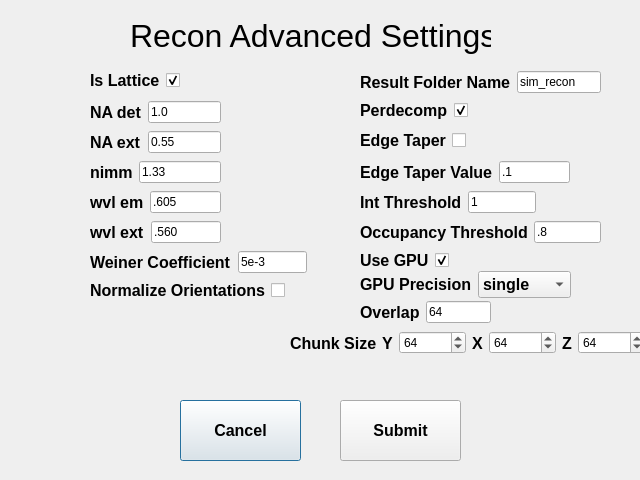
The window that simreconreconadvanced.ui (abcucberkeley/PetaKit5D-GUI) describes before a commit, drawn with Qt 5.
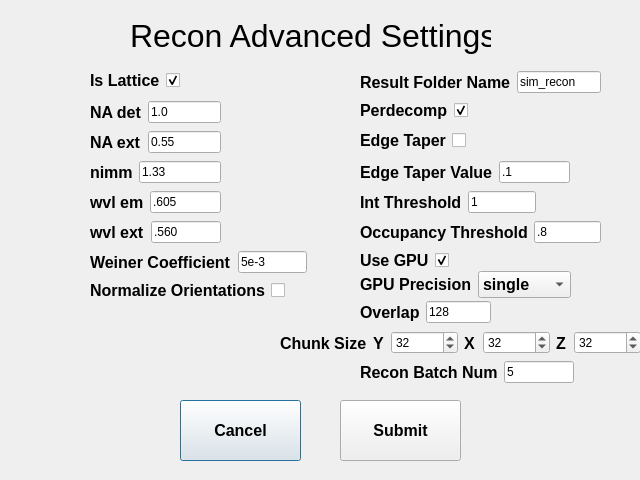
The same window after the commit.

Commit message: Sim Recon testing

```diff
--- a/simreconreconadvanced.ui
+++ b/simreconreconadvanced.ui
@@ -682,7 +682,7 @@
     <item>
      <widget class="QLineEdit" name="overlapLineEdit">
       <property name="text">
-       <string>64</string>
+       <string>128</string>
       </property>
      </widget>
     </item>
@@ -691,9 +691,9 @@
   <widget class="QWidget" name="layoutWidget_21">
    <property name="geometry">
     <rect>
-     <x>290</x>
+     <x>280</x>
      <y>330</y>
-     <width>355</width>
+     <width>361</width>
      <height>26</height>
     </rect>
    </property>
@@ -740,7 +740,7 @@
          <number>1000000</number>
         </property>
         <property name="value">
-         <number>64</number>
+         <number>32</number>
         </property>
        </widget>
       </item>
@@ -774,7 +774,7 @@
          <number>1000000</number>
         </property>
         <property name="value">
-         <number>64</number>
+         <number>32</number>
         </property>
        </widget>
       </item>
@@ -808,7 +808,7 @@
          <number>1000000</number>
         </property>
         <property name="value">
-         <number>64</number>
+         <number>32</number>
         </property>
        </widget>
       </item>
@@ -816,6 +816,39 @@
     </item>
    </layout>
   </widget>
+  <widget class="QWidget" name="layoutWidget_22">
+   <property name="geometry">
+    <rect>
+     <x>360</x>
+     <y>360</y>
+     <width>214</width>
+     <height>25</height>
+    </rect>
+   </property>
+   <layout class="QHBoxLayout" name="horizontalLayout_46">
+    <item>
+     <widget class="QLabel" name="reconBatchNumLabel">
+      <property name="font">
+       <font>
+        <pointsize>12</pointsize>
+        <weight>75</weight>
+        <bold>true</bold>
+       </font>
+      </property>
+      <property name="text">
+       <string>Recon Batch Num</string>
+      </property>
+     </widget>
+    </item>
+    <item>
+     <widget class="QLineEdit" name="reconBatchNumLineEdit">
+      <property name="text">
+       <string>5</string>
+      </property>
+     </widget>
+    </item>
+   </layout>
+  </widget>
  </widget>
  <resources/>
  <connections/>
```
Left out of the diff: 12 changed lines with no effect on the pictures. The commit also changes 9 other files.
